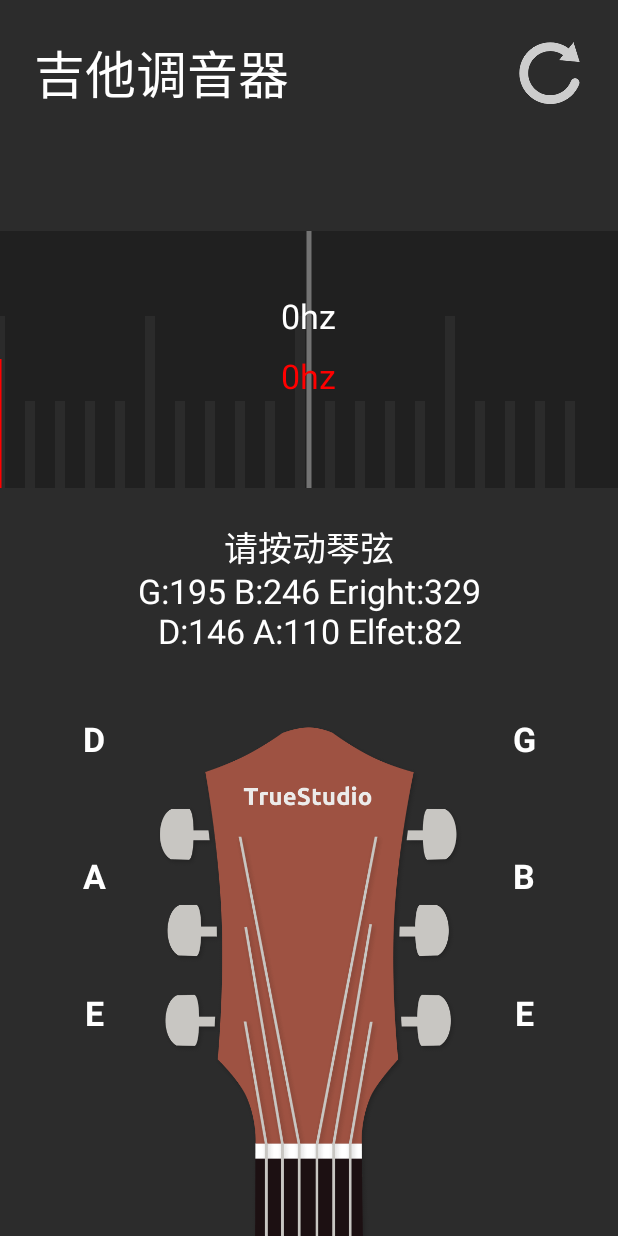
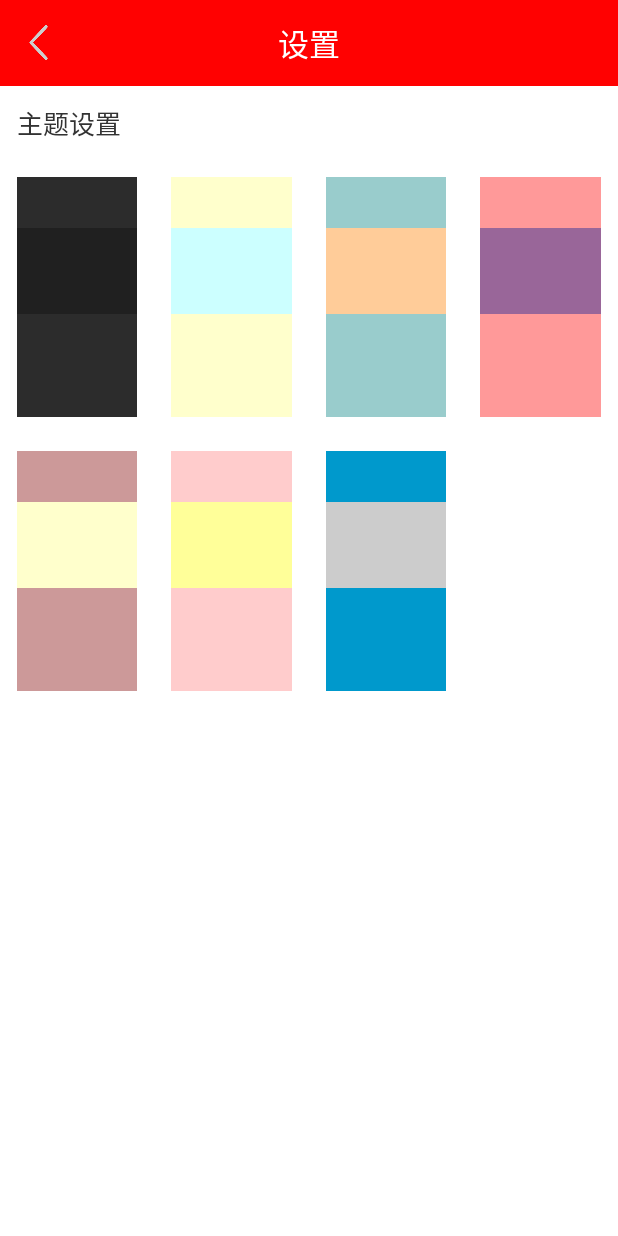
Before and after one commit to zouhuanxin/GuitarMusicApp, an Android app: the screen it shows after launch (MainActivity before the commit, SettingActivity after it), after a tap on an icon or button, on a phone screen of 412 x 824 dp. Run offline under Robolectric (Android 15) with nearby library versions, the phone set to English and light mode, and no system bars; libraries missing offline, so code that uses them is left out: com.tencent.bugly, com.zhx.myrounded; plain views replace RoundedTextView; 23 statements that could not run were skipped.

Commit message:
增加主题色功能。

```diff
--- a/app/src/main/java/com/demo/guitarmusicapp/MainActivity.java
+++ b/app/src/main/java/com/demo/guitarmusicapp/activity/MainActivity.java
@@ -1,5 +1,6 @@
-package com.demo.guitarmusicapp;
+package com.demo.guitarmusicapp.activity;
 
+import android.content.Intent;
 import android.graphics.Color;
 import android.media.AudioFormat;
 import android.media.AudioRecord;
@@ -7,11 +8,16 @@ import android.media.MediaRecorder;
 import android.os.Bundle;
 import android.view.View;
 import android.widget.ImageView;
+import android.widget.LinearLayout;
 import android.widget.TextView;
 import android.widget.Toast;
 
 import androidx.appcompat.app.AppCompatActivity;
+import androidx.lifecycle.Observer;
+import androidx.lifecycle.ViewModelProvider;
+import androidx.lifecycle.ViewModelStoreOwner;
 
+import com.demo.guitarmusicapp.R;
 import com.demo.guitarmusicapp.util.NavigationManager;
 import com.demo.guitarmusicapp.util.PermissionUtils;
 import com.demo.guitarmusicapp.view.InstrumentChar;
@@ -43,6 +49,10 @@ public class MainActivity extends AppCompatActivity implements View.OnClickListe
     private ImageView reset;
     private TextView frequent;
 
+    private MainViewModel mainViewModel;
+    public static MainActivity mainActivity = null;
+    private LinearLayout mainGroup;
+
     // 每个device的初始化参数可能不同
     private void initAudioRecord() {
         int counter = 0;
@@ -61,6 +71,8 @@ public class MainActivity extends AppCompatActivity implements View.OnClickListe
     protected void onCreate(Bundle savedInstanceState) {
         super.onCreate(savedInstanceState);
         setContentView(R.layout.activity_main);
+        mainActivity = this;
+        mainViewModel = new ViewModelProvider(mainActivity).get(MainViewModel.class);
         NavigationManager.setBottomNavigationColor(this);
         new PermissionUtils().verifyStoragePermissions(this, null);
         initRecord();
@@ -120,6 +132,7 @@ public class MainActivity extends AppCompatActivity implements View.OnClickListe
     }
 
     private void initView() {
+        mainGroup = (LinearLayout) findViewById(R.id.main_group);
         resultChar = (InstrumentChar) findViewById(R.id.result_char);
         result = (TextView) findViewById(R.id.result);
         t1 = (RoundedTextView) findViewById(R.id.t1);
@@ -134,15 +147,31 @@ public class MainActivity extends AppCompatActivity implements View.OnClickListe
         reset.setOnClickListener(new View.OnClickListener() {
             @Override
             public void onClick(View v) {
-                clearViewBack();
+                startActivity(new Intent(MainActivity.this, SettingActivity.class));
+                //clearViewBack();
             }
         });
+
+        mainViewModel.getBackColor().observe(this, new Observer<String>() {
+            @Override
+            public void onChanged(String s) {
+                mainGroup.setBackgroundColor(Color.parseColor(s));
+            }
+        });
+        mainViewModel.getFrequencybackcolor().observe(this, new Observer<String>() {
+            @Override
+            public void onChanged(String s) {
+                resultChar.setBackgroundColor(Color.parseColor(s));
+            }
+        });
+
         t1.setOnClickListener(this);
         t2.setOnClickListener(this);
         t3.setOnClickListener(this);
         t4.setOnClickListener(this);
         t5.setOnClickListener(this);
         t6.setOnClickListener(this);
+
     }
 
     @Override
--- /dev/null
+++ b/app/src/main/java/com/demo/guitarmusicapp/activity/MainViewModel.kt
@@ -0,0 +1,38 @@
+package com.demo.guitarmusicapp.activity
+
+import android.text.TextUtils
+import androidx.lifecycle.LiveData
+import androidx.lifecycle.MutableLiveData
+import androidx.lifecycle.ViewModel
+import com.demo.guitarmusicapp.data.ApplicationData
+import kotlinx.coroutines.GlobalScope
+import kotlinx.coroutines.launch
+import org.json.JSONObject
+
+public class MainViewModel : ViewModel {
+    private val backcolor: MutableLiveData<String> = MutableLiveData()
+    private val frequencybackcolor: MutableLiveData<String> = MutableLiveData()
+
+    constructor() {
+        GlobalScope.launch {
+            val str = ApplicationData.readPreInfo("themecolor")
+            if (!TextUtils.isEmpty(str)) {
+                val json = JSONObject(str)
+                backcolor.postValue(json.getString("backcolor"))
+                frequencybackcolor.postValue(json.getString("frequencybackcolor"))
+            } else {
+                backcolor.postValue("#2c2c2c")
+                frequencybackcolor.postValue("#202020")
+            }
+        }
+    }
+
+    fun getBackColor(): MutableLiveData<String> {
+        return backcolor
+    }
+
+    fun getFrequencybackcolor(): MutableLiveData<String> {
+        return frequencybackcolor
+    }
+
+}
--- a/app/src/main/java/com/demo/guitarmusicapp/RecordPlayThread.java
+++ b/app/src/main/java/com/demo/guitarmusicapp/activity/RecordPlayThread.java
@@ -1,4 +1,4 @@
-package com.demo.guitarmusicapp;
+package com.demo.guitarmusicapp.activity;
 
 import android.media.AudioRecord;
 import android.media.AudioTrack;
--- /dev/null
+++ b/app/src/main/java/com/demo/guitarmusicapp/activity/SettingActivity.kt
@@ -0,0 +1,61 @@
+package com.demo.guitarmusicapp.activity
+
+import android.graphics.Color
+import android.os.Bundle
+import androidx.appcompat.app.AppCompatActivity
+import androidx.lifecycle.Observer
+import androidx.lifecycle.ViewModelProvider
+import androidx.lifecycle.ViewModelProvider.AndroidViewModelFactory
+import androidx.recyclerview.widget.GridLayoutManager
+import com.demo.guitarmusicapp.R
+import com.demo.guitarmusicapp.activity.adapter.BaseRecyclerAdapter
+import com.demo.guitarmusicapp.data.ApplicationData
+import com.demo.guitarmusicapp.data.model.Theme
+import kotlinx.android.synthetic.main.activity_setting.*
+import kotlinx.android.synthetic.main.setting_item.*
+import kotlinx.coroutines.GlobalScope
+import kotlinx.coroutines.launch
+import org.json.JSONObject
+
+class SettingActivity : AppCompatActivity() {
+    var settingViewModel: SettingViewModel? = null
+    var mainViewModel: MainViewModel? = null
+
+    override fun onCreate(savedInstanceState: Bundle?) {
+        super.onCreate(savedInstanceState)
+        setContentView(R.layout.activity_setting)
+        initData()
+        initView()
+    }
+
+    fun initView() {
+        settingViewModel!!.themedata.observe(this, Observer {
+            val adapter = BaseRecyclerAdapter<Theme>(R.layout.setting_item) {
+                onBindViewHolder { holder, position ->
+                    holder.back1.setBackgroundColor(Color.parseColor(getItem(position).backcolor))
+                    holder.back2.setBackgroundColor(Color.parseColor(getItem(position).frequencybackcolor))
+                    holder.item_group.setOnClickListener {
+                        GlobalScope.launch {
+                            val json = JSONObject()
+                            json.put("backcolor", getItem(position).backcolor.toString())
+                            json.put("frequencybackcolor", getItem(position).frequencybackcolor.toString())
+                            ApplicationData.savePreInfo("themecolor", json.toString())
+                            mainViewModel!!.getBackColor().postValue(getItem(position).backcolor.toString())
+                            mainViewModel!!.getFrequencybackcolor().postValue(getItem(position).frequencybackcolor.toString())
+                            finish()
+                        }
+                    }
+                }
+            }
+            adapter.setData(it)
+            themecontent.adapter = adapter
+            themecontent.layoutManager = GridLayoutManager(this, 4)
+        })
+    }
+
+    fun initData() {
+        settingViewModel = ViewModelProvider.AndroidViewModelFactory(application).create(SettingViewModel::class.java)
+        mainViewModel = ViewModelProvider(MainActivity.mainActivity).get(MainViewModel::class.java)
+    }
+
+}
--- /dev/null
+++ b/app/src/main/java/com/demo/guitarmusicapp/activity/SettingViewModel.kt
@@ -0,0 +1,29 @@
+package com.demo.guitarmusicapp.activity
+
+import androidx.lifecycle.LiveData
+import androidx.lifecycle.MutableLiveData
+import androidx.lifecycle.ViewModel
+import com.demo.guitarmusicapp.data.model.Theme
+
+class SettingViewModel:ViewModel {
+    //主题
+    val themedata:MutableLiveData<ArrayList<Theme>> = MutableLiveData()
+
+    //主函数
+    constructor(){
+        val themes:ArrayList<Theme> = ArrayList()
+        themes.add(Theme("#2c2c2c","#202020"))
+        themes.add(Theme("#FFFFCC","#CCFFFF"))
+        themes.add(Theme("#99CCCC","#FFCC99"))
+        themes.add(Theme("#FF9999","#996699"))
+        themes.add(Theme("#CC9999","#FFFFCC"))
+        themes.add(Theme("#FFCCCC","#FFFF99"))
+        themes.add(Theme("#0099CC","#CCCCCC"))
+        themedata.value = themes
+    }
+
+    fun getThemeData():LiveData<ArrayList<Theme>>{
+        return themedata
+    }
+
+}
--- /dev/null
+++ b/app/src/main/java/com/demo/guitarmusicapp/activity/adapter/BaseRecyclerAdapter.kt
@@ -0,0 +1,82 @@
+package com.demo.guitarmusicapp.activity.adapter
+
+import android.view.LayoutInflater
+import android.view.View
+import android.view.ViewGroup
+import androidx.annotation.LayoutRes
+import androidx.recyclerview.widget.RecyclerView
+import kotlinx.android.extensions.LayoutContainer
+
+open class BaseRecyclerAdapter<M>(
+        @LayoutRes val itemLayoutId: Int, list: Collection<M>? = null,
+        bind: (BaseRecyclerAdapter<M>.() -> Unit)? = null
+) : RecyclerView.Adapter<BaseRecyclerAdapter.CommonViewHolder>() {
+
+    init {
+        if (bind != null) {
+            apply(bind)
+        }
+    }
+
+    private var dataList = mutableListOf<M>()
+
+    private var mOnItemClickListener: ((v: View, position: Int) -> Unit)? = null
+    private var mOnItemLongClickListener: ((v: View, position: Int) -> Boolean) = { _, _ -> false }
+
+    private var onBindViewHolder: ((holder: CommonViewHolder, position: Int) -> Unit)? = null
+
+    fun onBindViewHolder(onBindViewHolder: ((holder: CommonViewHolder, position: Int) -> Unit)) {
+        this.onBindViewHolder = onBindViewHolder
+    }
+
+    /**
+     * 填充数据,此操作会清除原来的数据
+     *
+     * @param list 要填充的数据
+     * @return true:填充成功并调用刷新数据
+     */
+    fun setData(list: Collection<M>?): Boolean {
+        var result = false
+        dataList.clear()
+        if (list != null) {
+            result = dataList.addAll(list)
+        }
+        return result
+    }
+
+    /**
+     * 根据位置获取一条数据
+     *
+     * @param position View的位置
+     * @return 数据
+     */
+    fun getItem(position: Int) = dataList[position]
+
+    override fun onCreateViewHolder(parent: ViewGroup, viewType: Int): CommonViewHolder {
+        val itemView = LayoutInflater.from(parent.context).inflate(itemLayoutId, parent, false)
+        val viewHolder = CommonViewHolder(itemView)
+        itemView.setOnClickListener { mOnItemClickListener?.invoke(it, viewHolder.adapterPosition) }
+        itemView.setOnLongClickListener { return@setOnLongClickListener mOnItemLongClickListener.invoke(it, viewHolder.adapterPosition) }
+        return viewHolder
+    }
+
+    override fun getItemCount() = dataList.size
+
+    override fun onBindViewHolder(holder: CommonViewHolder, position: Int) {
+        if (onBindViewHolder != null) {
+            onBindViewHolder!!.invoke(holder, position)
+        } else {
+            bindData(holder, position)
+        }
+    }
+
+    open fun bindData(holder: CommonViewHolder, position: Int) {
+
+    }
+
+    class CommonViewHolder(itemView: View) : RecyclerView.ViewHolder(itemView), LayoutContainer {
+        override val containerView: View = itemView
+    }
+
+
+}
--- /dev/null
+++ b/app/src/main/java/com/demo/guitarmusicapp/data/ApplicationData.kt
@@ -0,0 +1,34 @@
+package com.demo.guitarmusicapp.data
+
+import androidx.datastore.preferences.core.edit
+import androidx.datastore.preferences.core.preferencesKey
+import androidx.datastore.preferences.createDataStore
+import com.demo.guitarmusicapp.app.MyApplication
+import kotlinx.coroutines.GlobalScope
+import kotlinx.coroutines.flow.first
+import kotlinx.coroutines.flow.map
+import kotlinx.coroutines.launch
+
+class ApplicationData {
+
+    companion object {
+        val DATASTORE_PREFERENCE_NAME = "guitarmusicapp"
+        val mDataStorePre = MyApplication.getMyApplication().createDataStore(ApplicationData.DATASTORE_PREFERENCE_NAME)
+
+        suspend fun savePreInfo(name: String, value: String) {
+            var preKey = preferencesKey<String>(name)
+            mDataStorePre.edit { mutablePreferences ->
+                mutablePreferences[preKey] = value
+            }
+        }
+
+        suspend fun readPreInfo(name: String): String {
+            var preKey = preferencesKey<String>(name)
+            var value = mDataStorePre.data.map { preferences ->
+                preferences[preKey] ?: ""
+            }
+            return value.first()
+        }
+    }
+
+}
--- /dev/null
+++ b/app/src/main/java/com/demo/guitarmusicapp/data/model/Theme.kt
@@ -0,0 +1,12 @@
+package com.demo.guitarmusicapp.data.model
+
+class Theme {
+    var backcolor: String? = null
+    var frequencybackcolor: String? = null
+
+    constructor(backcolor: String, frequencybackcolor: String) {
+        this.backcolor = backcolor
+        this.frequencybackcolor = frequencybackcolor
+    }
+
+}
--- a/app/src/main/java/com/demo/guitarmusicapp/view/InstrumentChar.java
+++ b/app/src/main/java/com/demo/guitarmusicapp/view/InstrumentChar.java
@@ -49,9 +49,9 @@ public class InstrumentChar extends View {
     protected void onDraw(Canvas canvas) {
         super.onDraw(canvas);
         Paint paint = new Paint();
-        paint.setColor(Color.parseColor("#202020"));
-        RectF rectF = new RectF(0, 0, getWidth(), getHeight());
-        canvas.drawRect(rectF, paint);
+//        paint.setColor(Color.parseColor("#202020"));
+//        RectF rectF = new RectF(0, 0, getWidth(), getHeight());
+//        canvas.drawRect(rectF, paint);
         paint.setColor(Color.parseColor("#2b2b2b"));
         paint.setStrokeWidth(10);
         int intervalW = getWidth() / 20;
--- a/app/src/main/res/layout/activity_main.xml
+++ b/app/src/main/res/layout/activity_main.xml
@@ -5,6 +5,7 @@
     android:layout_width="match_parent"
     android:layout_height="match_parent"
     android:background="#2c2c2c"
+    android:id="@+id/main_group"
     android:orientation="vertical">
 
     <FrameLayout
@@ -23,9 +24,9 @@
             android:id="@+id/reset"
             android:layout_marginRight="@dimen/dp_20"
             android:layout_gravity="right|center"
-            android:src="@mipmap/reset"
-            android:layout_width="@dimen/dp_40"
-            android:layout_height="@dimen/dp_40">
+            android:src="@mipmap/setting"
+            android:layout_width="@dimen/dp_27"
+            android:layout_height="@dimen/dp_27">
         </ImageView>
     </FrameLayout>
 
@@ -34,6 +35,7 @@
         android:layout_height="wrap_content">
         <com.demo.guitarmusicapp.view.InstrumentChar
             android:id="@+id/result_char"
+            android:background="#202020"
             android:layout_marginTop="@dimen/dp_50"
             android:layout_width="match_parent"
             android:layout_height="@dimen/dp_150">
--- /dev/null
+++ b/app/src/main/res/layout/activity_setting.xml
@@ -0,0 +1,57 @@
+<?xml version="1.0" encoding="utf-8"?>
+<LinearLayout xmlns:android="http://schemas.android.com/apk/res/android"
+    xmlns:app="http://schemas.android.com/apk/res-auto"
+    xmlns:tools="http://schemas.android.com/tools"
+    android:layout_width="match_parent"
+    android:layout_height="match_parent"
+    android:orientation="vertical">
+
+    <FrameLayout
+        android:background="@color/setting_toolbar_theme_color"
+        android:layout_width="match_parent"
+        android:layout_height="@dimen/dp_50">
+
+        <ImageView
+            android:paddingLeft="@dimen/dp_10"
+            android:layout_gravity="center|left"
+            android:src="@mipmap/arrow_left"
+            android:layout_width="@dimen/dp_35"
+            android:layout_height="@dimen/dp_30">
+        </ImageView>
+
+        <TextView
+            android:text="设置"
+            android:textSize="@dimen/sp_18"
+            android:textColor="#ffffff"
+            android:gravity="center"
+            android:layout_width="match_parent"
+            android:layout_height="match_parent">
+        </TextView>
+
+    </FrameLayout>
+
+    <androidx.core.widget.NestedScrollView
+        android:layout_width="match_parent"
+        android:layout_height="match_parent">
+        <LinearLayout
+            android:layout_width="match_parent"
+            android:layout_height="match_parent"
+            android:orientation="vertical">
+            <TextView
+                android:text="主题设置"
+                android:textColor="#333333"
+                android:textSize="@dimen/sp_15"
+                android:padding="@dimen/dp_10"
+                android:layout_width="match_parent"
+                android:layout_height="wrap_content">
+            </TextView>
+
+            <androidx.recyclerview.widget.RecyclerView
+                android:id="@+id/themecontent"
+                android:layout_width="match_parent"
+                android:layout_height="wrap_content">
+            </androidx.recyclerview.widget.RecyclerView>
+        </LinearLayout>
+    </androidx.core.widget.NestedScrollView>
+
+</LinearLayout>
--- /dev/null
+++ b/app/src/main/res/layout/setting_item.xml
@@ -0,0 +1,24 @@
+<?xml version="1.0" encoding="utf-8"?>
+<FrameLayout
+    xmlns:android="http://schemas.android.com/apk/res/android"
+    android:layout_width="match_parent"
+    android:layout_margin="@dimen/dp_10"
+    android:layout_height="@dimen/dp_140"
+    android:id="@+id/item_group">
+
+    <TextView
+        android:id="@+id/back1"
+        android:background="#2c2c2c"
+        android:layout_width="match_parent"
+        android:layout_height="match_parent">
+    </TextView>
+
+    <TextView
+        android:id="@+id/back2"
+        android:layout_marginTop="@dimen/dp_30"
+        android:background="#202020"
+        android:layout_width="match_parent"
+        android:layout_height="@dimen/dp_50">
+    </TextView>
+
+</FrameLayout>
--- a/app/src/main/res/values/colors.xml
+++ b/app/src/main/res/values/colors.xml
@@ -7,4 +7,5 @@
     <color name="teal_700">#FF018786</color>
     <color name="black">#FF000000</color>
     <color name="white">#FFFFFFFF</color>
+    <color name="setting_toolbar_theme_color">#ff0101</color>
 </resources>
--- a/build.gradle
+++ b/build.gradle
@@ -1,5 +1,8 @@
 // Top-level build file where you can add configuration options common to all sub-projects/modules.
 buildscript {
+    ext {
+        kotlin_version = '1.4.30'
+    }
     repositories {
         google()
         jcenter()
@@ -7,6 +10,7 @@ buildscript {
     dependencies {
         classpath 'com.android.tools.build:gradle:3.6.0'
         classpath "com.tencent.bugly:tinker-support:1.2.1"
+        classpath "org.jetbrains.kotlin:kotlin-gradle-plugin:$kotlin_version"
     }
 }
 
```
Also changed, not shown: app/build.gradle (+14 -1 lines), app/src/main/AndroidManifest.xml (+6 -3 lines), app/src/main/res/mipmap-hdpi/arrow_left.png (added), app/src/main/res/mipmap-hdpi/setting.png (added).
